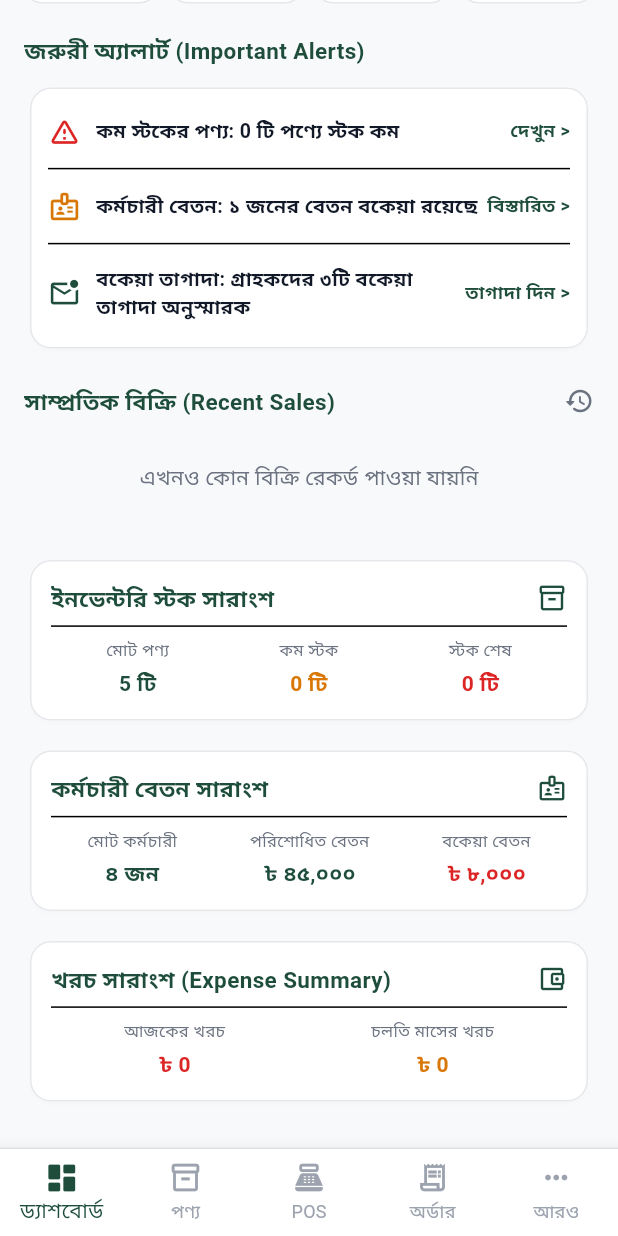
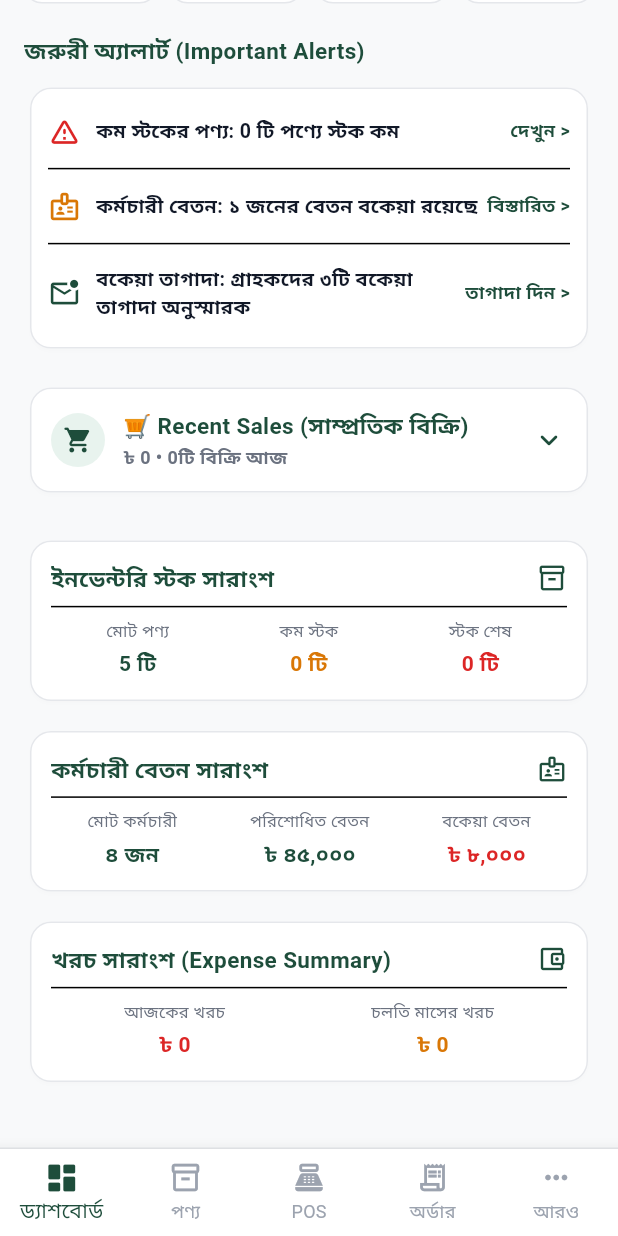
Before and after one commit to swapnileee/ADOT-ANDROID, a Flutter app: the screen it shows after launch, scrolled down 566 dp, on a phone screen of 412 x 824 dp. Run offline on Flutter 3.47's test engine with Material 3 defaults, Android fonts, the phone set to English and light mode, and no system bars; our stand-ins replace flutter_spinkit, google_fonts, pdf, printing, supabase_flutter; accounts and stored records are empty; network calls fail.

Commit message:
refactor: make Recent Sales section a collapsible summary card

```diff
--- a/lib/screens/dashboard_screen.dart
+++ b/lib/screens/dashboard_screen.dart
@@ -10,6 +10,7 @@ import '../theme/app_theme.dart';
 import 'universal_search_screen.dart';
 import 'add_product_screen.dart';
 import 'low_stock_screen.dart';
+import 'report_screen.dart';
 
 class DashboardScreen extends StatefulWidget {
   final VoidCallback onNavigateToPOS;
@@ -29,6 +30,7 @@ class _DashboardScreenState extends State<DashboardScreen> {
   final SupabaseService _supabaseService = SupabaseService();
 
   bool _isLoading = true;
+  bool _isRecentSalesExpanded = false;
   double _todaySales = 0.0;
   double _todayExpenses = 0.0;
   double _totalDue = 0.0;
@@ -291,7 +293,7 @@ class _DashboardScreenState extends State<DashboardScreen> {
               )
             : CustomScrollView(
                 slivers: [
-                  // SECTION 1: HEADER (Green Organic Theme, Date, Greeting, Search & Notifications)
+                  // SECTION 1: HEADER
                   SliverToBoxAdapter(
                     child: Container(
                       padding: const EdgeInsets.fromLTRB(20, 16, 20, 22),
@@ -380,7 +382,7 @@ class _DashboardScreenState extends State<DashboardScreen> {
                     ),
                   ),
 
-                  // SECTION 2: SUMMARY CARDS (4 Grid Cards with Equal Height & Minimal Shadows)
+                  // SECTION 2: SUMMARY CARDS
                   SliverPadding(
                     padding: const EdgeInsets.fromLTRB(16, 20, 16, 10),
                     sliver: SliverGrid.count(
@@ -425,7 +427,7 @@ class _DashboardScreenState extends State<DashboardScreen> {
                     ),
                   ),
 
-                  // SECTION 3: QUICK ACTIONS (Consistent sizes & comfortable touch targets)
+                  // SECTION 3: QUICK ACTIONS
                   SliverToBoxAdapter(
                     child: Padding(
                       padding: const EdgeInsets.symmetric(horizontal: 16.0, vertical: 10.0),
@@ -478,7 +480,7 @@ class _DashboardScreenState extends State<DashboardScreen> {
                     ),
                   ),
 
-                  // SECTION 4: ALERTS SECTION (Soft colors, rounded cards, clean spacing)
+                  // SECTION 4: ALERTS SECTION
                   SliverToBoxAdapter(
                     child: Padding(
                       padding: const EdgeInsets.symmetric(horizontal: 16.0, vertical: 10.0),
@@ -577,51 +579,113 @@ class _DashboardScreenState extends State<DashboardScreen> {
                     ),
                   ),
 
-                  // SECTION 5: RECENT SALES (Clean card spacing & typography)
+                  // SECTION 5: RECENT SALES (Collapsible Summary Card)
                   SliverToBoxAdapter(
                     child: Padding(
-                      padding: const EdgeInsets.fromLTRB(16, 10, 16, 6),
+                      padding: const EdgeInsets.symmetric(horizontal: 16.0, vertical: 8.0),
+                      child: Card(
+                        child: Column(
+                          children: [
+                            // Collapsed Header Tap Area
+                            InkWell(
+                              onTap: () {
+                                setState(() {
+                                  _isRecentSalesExpanded = !_isRecentSalesExpanded;
+                                });
+                              },
+                              borderRadius: BorderRadius.circular(16),
+                              child: Padding(
+                                padding: const EdgeInsets.all(14.0),
                                 child: Row(
                                   mainAxisAlignment: MainAxisAlignment.spaceBetween,
                                   children: [
-                          _buildSectionHeader('সাম্প্রতিক বিক্রি (Recent Sales)'),
-                          const Icon(Icons.history_rounded, color: AppTheme.textMuted, size: 20),
+                                    Row(
+                                      children: [
+                                        Container(
+                                          padding: const EdgeInsets.all(8),
+                                          decoration: const BoxDecoration(
+                                            color: AppTheme.lightGreenBg,
+                                            shape: BoxShape.circle,
+                                          ),
+                                          child: const Icon(Icons.shopping_cart_rounded, color: AppTheme.primaryGreen, size: 20),
+                                        ),
+                                        const SizedBox(width: 12),
+                                        Column(
+                                          crossAxisAlignment: CrossAxisAlignment.start,
+                                          children: [
+                                            const Text(
+                                              '🛒 Recent Sales (সাম্প্রতিক বিক্রি)',
+                                              style: TextStyle(
+                                                fontSize: 15,
+                                                fontWeight: FontWeight.bold,
+                                                color: AppTheme.primaryGreen,
+                                              ),
+                                            ),
+                                            const SizedBox(height: 2),
+                                            Text(
+                                              '৳ ${_todaySales.toStringAsFixed(0)} • ${_recentSales.length}টি বিক্রি আজ',
+                                              style: const TextStyle(
+                                                fontSize: 12,
+                                                fontWeight: FontWeight.w600,
+                                                color: AppTheme.textMuted,
+                                              ),
+                                            ),
+                                          ],
+                                        ),
+                                      ],
+                                    ),
+                                    AnimatedRotation(
+                                      turns: _isRecentSalesExpanded ? 0.5 : 0.0,
+                                      duration: const Duration(milliseconds: 200),
+                                      child: const Icon(
+                                        Icons.keyboard_arrow_down_rounded,
+                                        color: AppTheme.primaryGreen,
+                                        size: 24,
+                                      ),
+                                    ),
                                   ],
                                 ),
                               ),
                             ),
 
+                            // Expandable Sales List & View All Sales Button
+                            AnimatedCrossFade(
+                              firstChild: const SizedBox.shrink(),
+                              secondChild: Column(
+                                children: [
+                                  const Divider(height: 1),
                                   _recentSales.isEmpty
-                      ? const SliverToBoxAdapter(
-                          child: Padding(
-                            padding: EdgeInsets.all(24.0),
-                            child: Center(
+                                      ? const Padding(
+                                          padding: EdgeInsets.all(20.0),
                                           child: Text(
                                             'এখনও কোন বিক্রি রেকর্ড পাওয়া যায়নি',
                                             style: TextStyle(color: AppTheme.textMuted),
                                           ),
+                                        )
+                                      : ListView.builder(
+                                          shrinkWrap: true,
+                                          physics: const NeverScrollableScrollPhysics(),
+                                          itemCount: _recentSales.length,
+                                          itemBuilder: (context, index) {
+                                            final sale = _recentSales[index];
+                                            final String timeStr = sale.createdAt != null
+                                                ? DateFormat('h:mm a').format(sale.createdAt!)
+                                                : 'আজ';
+
+                                            return Container(
+                                              decoration: const BoxDecoration(
+                                                border: Border(bottom: BorderSide(color: AppTheme.cardBorderColor, width: 0.5)),
                                               ),
-                          ),
-                        )
-                      : SliverList(
-                          delegate: SliverChildBuilderDelegate(
-                            (context, index) {
-                              final sale = _recentSales[index];
-                              final String timeStr = sale.createdAt != null ? DateFormat('h:mm a').format(sale.createdAt!) : 'আজ';
-
-                              return Padding(
-                                padding: const EdgeInsets.symmetric(horizontal: 16.0, vertical: 3.0),
-                                child: Card(
                                               child: ListTile(
                                                 dense: true,
                                                 leading: CircleAvatar(
-                                      radius: 18,
+                                                  radius: 16,
                                                   backgroundColor: AppTheme.primaryGreen.withValues(alpha: 0.1),
-                                      child: const Icon(Icons.shopping_bag_outlined, color: AppTheme.primaryGreen, size: 20),
+                                                  child: const Icon(Icons.shopping_bag_outlined, color: AppTheme.primaryGreen, size: 18),
                                                 ),
                                                 title: Text(
                                                   sale.productName,
-                                      style: const TextStyle(fontWeight: FontWeight.bold, fontSize: 14),
+                                                  style: const TextStyle(fontWeight: FontWeight.bold, fontSize: 13),
                                                 ),
                                                 subtitle: Text(
                                                   'গ্রাহক: ${sale.customerName.isEmpty ? "নগদ বিক্রি" : sale.customerName} • $timeStr',
@@ -647,18 +711,44 @@ class _DashboardScreenState extends State<DashboardScreen> {
                                                           color: AppTheme.errorRed,
                                                           fontWeight: FontWeight.bold,
                                                         ),
-                                          )
+                                                      ),
+                                                  ],
+                                                ),
+                                              ),
+                                            );
+                                          },
+                                        ),
+                                  Padding(
+                                    padding: const EdgeInsets.all(10.0),
+                                    child: SizedBox(
+                                      width: double.infinity,
+                                      child: TextButton.icon(
+                                        onPressed: () {
+                                          Navigator.push(
+                                            context,
+                                            MaterialPageRoute(builder: (context) => const ReportScreen()),
+                                          );
+                                        },
+                                        icon: const Icon(Icons.receipt_long_rounded, size: 16, color: AppTheme.primaryGreen),
+                                        label: const Text(
+                                          'সকল বিক্রি দেখুন (View All Sales) >',
+                                          style: TextStyle(fontWeight: FontWeight.bold, color: AppTheme.primaryGreen, fontSize: 13),
+                                        ),
+                                      ),
+                                    ),
+                                  ),
+                                ],
+                              ),
+                              crossFadeState: _isRecentSalesExpanded ? CrossFadeState.showSecond : CrossFadeState.showFirst,
+                              duration: const Duration(milliseconds: 250),
+                            ),
                           ],
                         ),
                       ),
                     ),
-                              );
-                            },
-                            childCount: _recentSales.length,
-                          ),
                   ),
 
-                  // SECTION 6, 7 & 8: SUMMARY SECTIONS (Inventory, Employee, Expense with matching card style)
+                  // SECTION 6, 7 & 8: SUMMARY SECTIONS
                   SliverToBoxAdapter(
                     child: Padding(
                       padding: const EdgeInsets.all(16.0),
```
Lines whose indentation alone changed are shown as unchanged.
